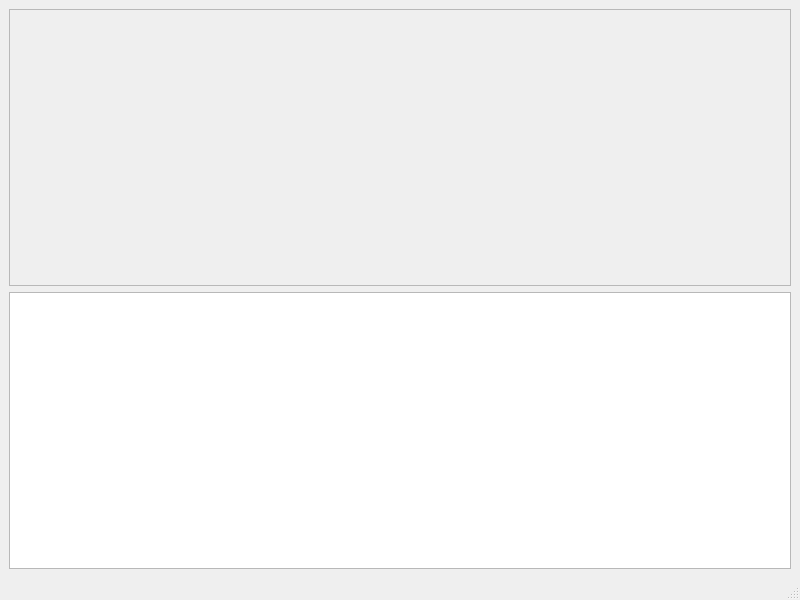
Martinoxido/ProyectoCanape, file app/ui/Vista.ui: the form before one commit.
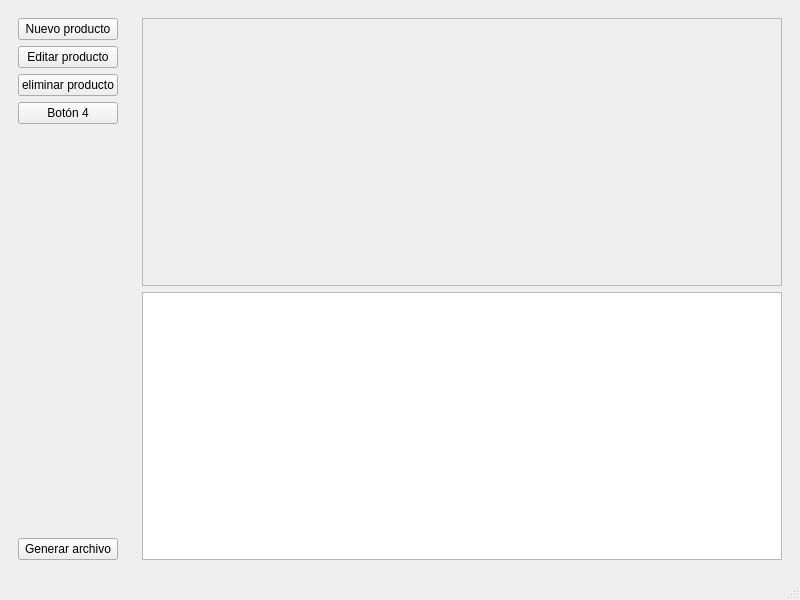
The form after the commit.

What changed in the file:
```diff
--- a/app/ui/Vista.ui
+++ b/app/ui/Vista.ui
@@ -14,7 +14,67 @@
    <string>Productos</string>
   </property>
   <widget class="QWidget" name="centralwidget">
-   <layout class="QVBoxLayout" name="verticalLayout">
+   <layout class="QHBoxLayout" name="horizontalLayout">
+    <item>
+     <widget class="QWidget" name="navbar">
+      <layout class="QVBoxLayout" name="navbarLayout">
+       <item>
+        <widget class="QPushButton" name="boton1">
+         <property name="text">
+          <string>Nuevo producto</string>
+         </property>
+        </widget>
+       </item>
+       <item>
+        <widget class="QPushButton" name="boton2">
+         <property name="text">
+          <string>Editar producto</string>
+         </property>
+        </widget>
+       </item>
+       <item>
+        <widget class="QPushButton" name="boton3">
+         <property name="text">
+          <string>eliminar producto</string>
+         </property>
+        </widget>
+       </item>
+       <item>
+        <widget class="QPushButton" name="boton4">
+         <property name="text">
+          <string>Botón 4</string>
+         </property>
+        </widget>
+       </item>
+       <item>
+        <spacer name="verticalSpacer">
+         <property name="orientation">
+          <enum>Qt::Vertical</enum>
+         </property>
+         <property name="sizeType">
+          <enum>QSizePolicy::Expanding</enum>
+         </property>
+         <property name="sizeHint" stdset="0">
+          <size>
+           <width>20</width>
+           <height>40</height>
+          </size>
+         </property>
+        </spacer>
+       </item>
+       <item>
+        <widget class="QPushButton" name="botonGenerar">
+         <property name="text">
+          <string>Generar archivo</string>
+         </property>
+        </widget>
+       </item>
+      </layout>
+     </widget>
+    </item>
+    <item>
+     <widget class="QWidget" name="contenidoWidget">
+      <layout class="QVBoxLayout" name="contenidoLayout">
     <item>
      <widget class="QScrollArea" name="scrollArea">
       <property name="widgetResizable">
@@ -35,6 +95,9 @@
     </item>
     <item>
      <widget class="QListWidget" name="listaPedido"/>
+       </item>
+      </layout>
+     </widget>
     </item>
    </layout>
   </widget>
```
Left out of the diff: 2 changed lines with no effect on the pictures. Lines whose indentation alone changed are shown as unchanged.
